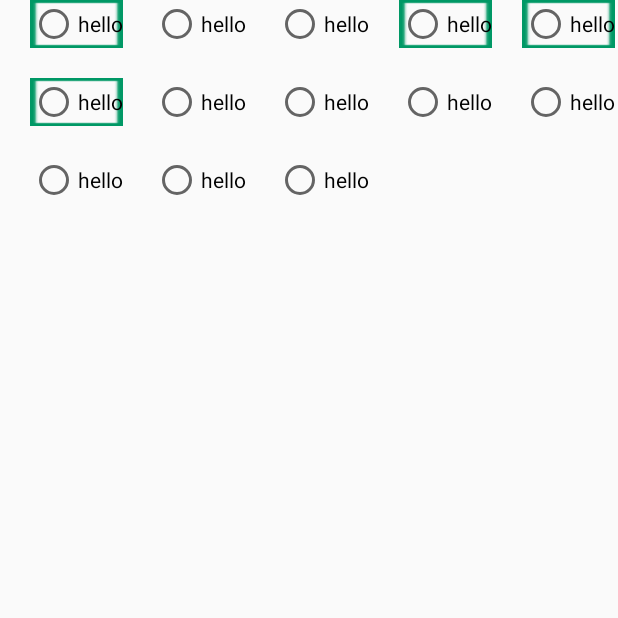
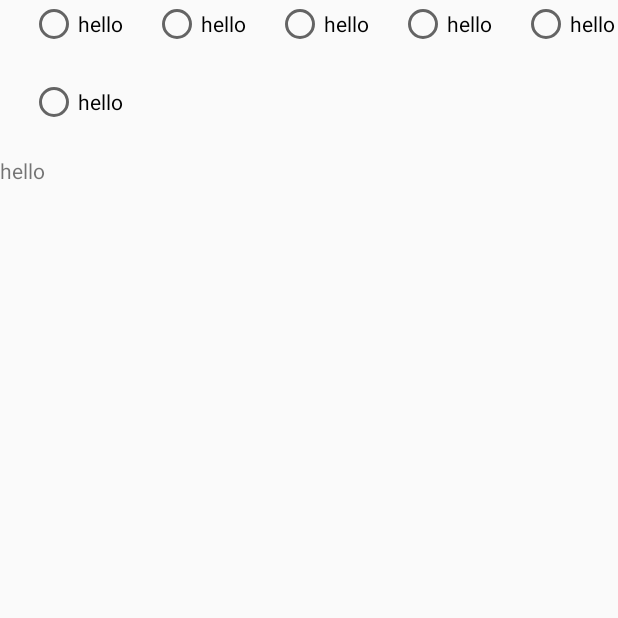
Before and after one commit to willpyshan13/CustomView, an Android app: the FlowRadioGroupActivity screen opened directly, with no data from a screen before it, on a phone screen of 412 x 824 dp, the top half of it. Run offline under Robolectric (Android 15) with nearby library versions, the phone set to English and light mode, and no system bars.

Commit message:
1、增加nfd界面 2、流式布局宽度小于屏幕的时候无法自适应宽高问题修复

```diff
--- a/app/src/main/java/will/customview/DemoActivity.java
+++ b/app/src/main/java/will/customview/DemoActivity.java
@@ -23,6 +23,7 @@ public class DemoActivity extends Activity implements View.OnClickListener{
         findViewById(R.id.button3).setOnClickListener(this);
         findViewById(R.id.button4).setOnClickListener(this);
         findViewById(R.id.button5).setOnClickListener(this);
+        findViewById(R.id.button6).setOnClickListener(this);
     }
 
     @Override
@@ -43,6 +44,9 @@ public class DemoActivity extends Activity implements View.OnClickListener{
             case R.id.button5:
                 startActivity(new Intent(DemoActivity.this,AninmalActivity.class));
                 break;
+            case R.id.button6:
+                startActivity(new Intent(DemoActivity.this,BaseNfcActivity.class));
+                break;
         }
     }
 }
--- a/app/src/main/res/layout/activity_demo.xml
+++ b/app/src/main/res/layout/activity_demo.xml
@@ -31,4 +31,9 @@
         android:layout_width="match_parent"
         android:layout_height="wrap_content"
         android:text="animal" />
+    <Button
+        android:id="@+id/button6"
+        android:layout_width="match_parent"
+        android:layout_height="wrap_content"
+        android:text="nfc" />
 </LinearLayout>
--- a/app/src/main/res/layout/activity_flow_group.xml
+++ b/app/src/main/res/layout/activity_flow_group.xml
@@ -10,72 +10,38 @@
 
         <RadioButton
             android:text="hello"
-            android:layout_width="60dp"
+            android:layout_width="wrap_content"
             android:layout_margin="20dp"
-            android:background="@drawable/bg_common_"
-            android:layout_height="wrap_content" />
-        <RadioButton
-            android:text="hello"
-            android:layout_width="60dp"
-            android:layout_margin="20dp"
-            android:layout_height="wrap_content" />
-        <RadioButton
-            android:text="hello"
-            android:layout_width="80dp"
-            android:layout_margin="20dp"
-            android:layout_height="wrap_content" />
-        <RadioButton
-            android:text="hello"
-            android:layout_width="80dp"
-            android:layout_margin="20dp"
-            android:background="@drawable/bg_common_"
-            android:layout_height="wrap_content" />
-        <RadioButton
-            android:text="hello"
-            android:layout_width="60dp"
-            android:layout_margin="20dp"
-            android:background="@drawable/bg_common_"
             android:layout_height="wrap_content" />
         <RadioButton
             android:text="hello"
             android:layout_width="wrap_content"
             android:layout_margin="20dp"
-            android:background="@drawable/bg_common_"
             android:layout_height="wrap_content" />
         <RadioButton
             android:text="hello"
-            android:layout_width="60dp"
+            android:layout_width="wrap_content"
             android:layout_margin="20dp"
             android:layout_height="wrap_content" />
         <RadioButton
             android:text="hello"
+            android:layout_width="wrap_content"
             android:layout_margin="20dp"
-            android:layout_width="wrap_content"
             android:layout_height="wrap_content" />
         <RadioButton
             android:text="hello"
+            android:layout_width="wrap_content"
             android:layout_margin="20dp"
-            android:layout_width="wrap_content"
             android:layout_height="wrap_content" />
         <RadioButton
             android:text="hello"
+            android:layout_width="wrap_content"
             android:layout_margin="20dp"
-            android:layout_width="wrap_content"
             android:layout_height="wrap_content" />
-        <RadioButton
-            android:text="hello"
-            android:layout_margin="20dp"
-            android:layout_width="wrap_content"
-            android:layout_height="wrap_content" />
-        <RadioButton
-            android:text="hello"
-            android:layout_margin="20dp"
-            android:layout_width="wrap_content"
-            android:layout_height="wrap_content" />
-        <RadioButton
-            android:text="hello"
-            android:layout_margin="20dp"
-            android:layout_width="wrap_content"
-            android:layout_height="wrap_content" />
+
         </will.baselibrary.widget.FlowRadioGroup>
+    <TextView
+        android:text="hello"
+        android:layout_width="wrap_content"
+        android:layout_height="wrap_content" />
 </LinearLayout>
--- a/baselibrary/src/main/java/will/baselibrary/widget/FlowRadioGroup.java
+++ b/baselibrary/src/main/java/will/baselibrary/widget/FlowRadioGroup.java
@@ -13,7 +13,8 @@ import android.widget.RadioGroup;
  */
 public class FlowRadioGroup extends RadioGroup {
     private static final String TAG = "FlowRadioGroup";
-    int devide = 30;
+    int mDevide = 30;
+
     public FlowRadioGroup(Context context) {
         super(context);
     }
@@ -27,10 +28,20 @@ public class FlowRadioGroup extends RadioGroup {
         Log.d("FlowRadioGroup", "onMeasure");
         int layoutWidth = MeasureSpec.getSize(widthMeasureSpec);
         int layoutHeight = MeasureSpec.getSize(heightMeasureSpec);
+        int childRightt = 0;
+        int raw = 0;
+        int tempWidth = 0;
         for (int i = 0; i < getChildCount(); i++) {
             View childView = getChildAt(i);
             childView.measure(MeasureSpec.UNSPECIFIED, MeasureSpec.UNSPECIFIED);
             Log.d("FlowRadioGroup", "onMeasure  measure childWidth:" + childView.getMeasuredWidth());
+            childRightt = tempWidth + childView.getMeasuredWidth() + mDevide;
+            if (childRightt > layoutWidth) {
+                raw++;
+                tempWidth = 0;
+            }
+            layoutHeight = (childView.getMeasuredHeight() + mDevide) * (raw + 1);
+            tempWidth = tempWidth + childView.getMeasuredWidth() + mDevide;
         }
         Log.d("FlowRadioGroup", "onMeasure  layoutWidth:" + layoutWidth + "  layoutHeight:  " + layoutHeight);
         setMeasuredDimension(layoutWidth, layoutHeight);
@@ -48,19 +59,20 @@ public class FlowRadioGroup extends RadioGroup {
         int tempWidth = 0;
         for (int i = 0; i < getChildCount(); i++) {
             View childView = getChildAt(i);
-            childRightt = tempWidth + childView.getMeasuredWidth() +devide;
+            childRightt = tempWidth + childView.getMeasuredWidth() + mDevide;
             if (childRightt > layoutWidth) {
                 raw++;
                 tempWidth = 0;
-                childRightt = tempWidth + childView.getMeasuredWidth()+devide;
+                childRightt = tempWidth + childView.getMeasuredWidth() + mDevide;
             }
-            childLeft = tempWidth+devide;
-            childTop  = raw * (childView.getMeasuredHeight())+devide*raw;
-            childBottom= (raw + 1) * (childView.getMeasuredHeight())+devide*raw;
+            childLeft = tempWidth + mDevide;
+            childTop = raw * (childView.getMeasuredHeight()) + mDevide * raw;
+            childBottom = (raw + 1) * (childView.getMeasuredHeight()) + mDevide * raw;
 
             Log.d("FlowRadioGroup", "childLeft:" + childLeft + "  childRightt:" + childRightt + "  childTop:" + childTop + "   childBottom:" + childBottom);
             childView.layout(childLeft, childTop, childRightt, childBottom);
-            tempWidth = tempWidth+childView.getMeasuredWidth()+devide;
+            tempWidth = tempWidth + childView.getMeasuredWidth() + mDevide;
         }
+
     }
 }
```
Also changed, not shown: app/src/main/AndroidManifest.xml (+8 -1 lines), app/src/main/java/will/customview/BaseNfcActivity.java (added, +255 -0 lines), app/src/main/res/layout/activity_nfc.xml (added, +16 -0 lines).
